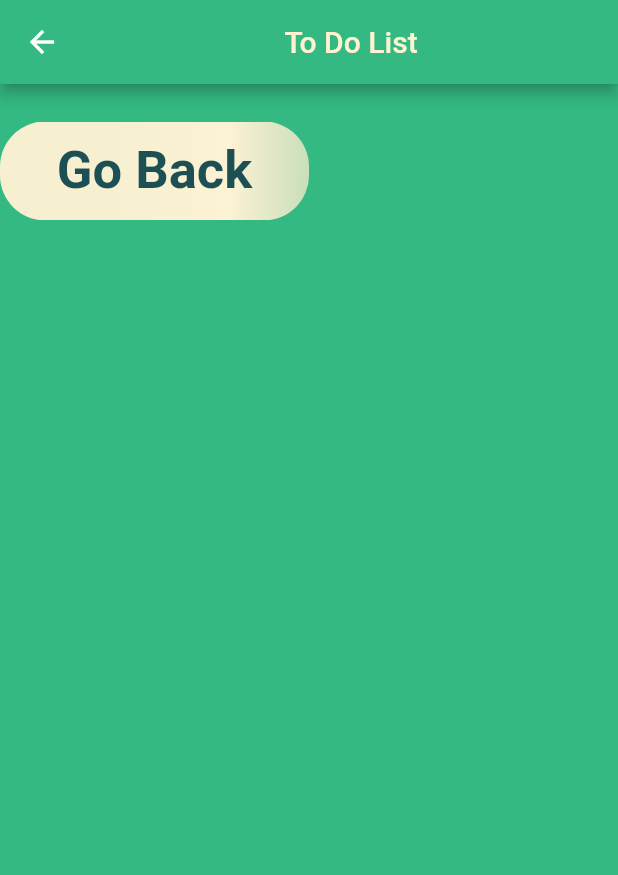
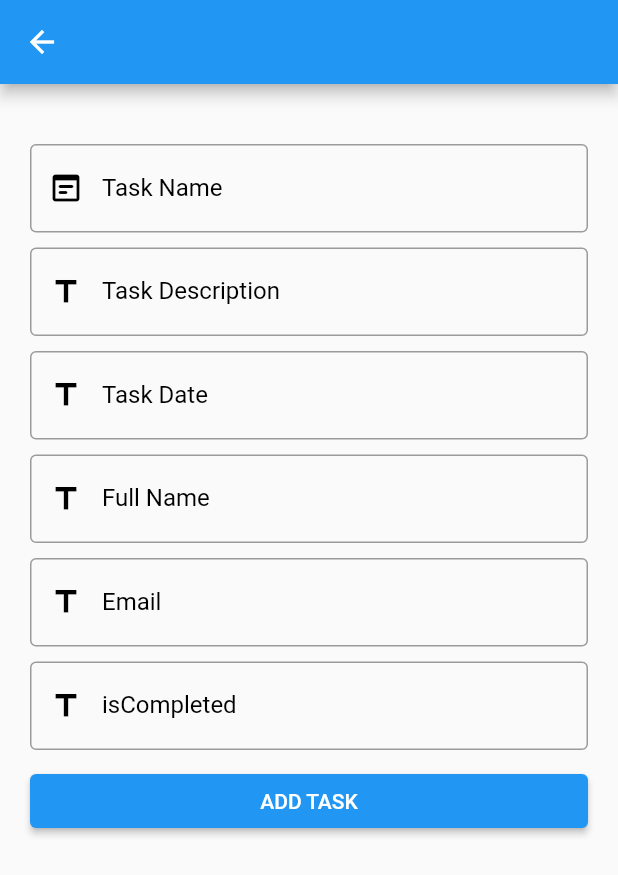
Before and after one commit to vasilesofron/vxs, a Flutter app: the screen it shows once a user with an empty profile is signed in, after a tap on "To Do List", on a phone screen of 412 x 824 dp. Shown: the top 875 px of the screen. Run offline on Flutter 3.47's test engine with Material 2 defaults, Android fonts, the phone set to English and light mode, and no system bars; our stand-ins replace cloud_firestore, firebase_auth, firebase_core, get; missing offline and left inert: dart:ffi; accounts and stored records are empty.

Commit message:
Added Task BackEnd

```diff
--- /dev/null
+++ b/lib/nav_screens/to_do/task_class.dart
@@ -0,0 +1,7 @@
+class Task {
+  final String? name;
+  final String? description;
+  final DateTime? createdAt;
+
+  Task({this.name, this.description, this.createdAt});
+}
--- /dev/null
+++ b/lib/nav_screens/to_do/task_page.dart
@@ -0,0 +1,123 @@
+// ignore_for_file: prefer_const_constructors
+
+import 'package:flutter/material.dart';
+import 'package:cloud_firestore/cloud_firestore.dart';
+
+class Task {
+  String taskName = "something";
+  String taskDescription = "something";
+  bool isComplete;
+
+  Task(
+      {required this.taskName,
+      required this.taskDescription,
+      required this.isComplete});
+}
+
+class TaskPage extends StatefulWidget {
+  @override
+  _TaskPageState createState() => _TaskPageState();
+}
+
+class _TaskPageState extends State<TaskPage> {
+  final FirebaseFirestore _firestore = FirebaseFirestore.instance;
+  List<Task> _tasks = [];
+
+  @override
+  Widget build(BuildContext context) {
+    return Scaffold(
+      appBar: AppBar(
+        title: Text('Task Manager'),
+      ),
+      body: StreamBuilder<QuerySnapshot>(
+        stream: _firestore.collection('tasks').snapshots(),
+        builder: (context, AsyncSnapshot snapshot) {
+          if (!snapshot.hasData) {
+            return Center(
+              child: CircularProgressIndicator(),
+            );
+
+
+          }
+          _tasks = [];
+          for (var task in snapshot.data?.docs) {
+            _tasks.add(Task(
+              taskName: task['taskName'],
+              taskDescription: task['taskDescription'],
+              isComplete: task['isComplete'],
+            ));
+          }
+
+          return ListView.builder(
+            itemCount: _tasks.length,
+            itemBuilder: (context, index) {
+              return ListTile(
+                title: Text(_tasks[index].taskName),
+                subtitle: Text(_tasks[index].taskDescription),
+                trailing: Checkbox(
+                  value: _tasks[index].isComplete,
+                  onChanged: (value) {
+                    setState(() {
+                      _tasks[index].isComplete = value!;
+                      var task;
+                      _firestore
+                          .collection('tasks')
+                          .doc(task.documentID)
+                          .update({'isComplete': value});
+                    });
+                  },
+                ),
+              );
+            },
+          );
+        },
+      ),
+      floatingActionButton: FloatingActionButton(
+        onPressed: () {
+          showDialog(
+            context: context,
+            builder: (context) {
+              late String taskName;
+              late String taskDescription;
+              return AlertDialog(
+                title: Text('Create New Task'),
+                content: Column(
+                  mainAxisSize: MainAxisSize.min,
+                  children: <Widget>[
+                    TextField(
+                      decoration: InputDecoration(hintText: 'Task Name'),
+                      onChanged: (value) => taskName = value,
+                    ),
+                    SizedBox(height: 10),
+                    TextField(
+                      decoration: InputDecoration(hintText: 'Task Description'),
+                      onChanged: (value) => taskDescription = value,
+                    ),
+                  ],
+                ),
+                actions: <Widget>[
+                  TextButton(
+                    child: Text('Cancel'),
+                    onPressed: () => Navigator.pop(context),
+                  ),
+                  TextButton(
+                    child: Text('Create'),
+                    onPressed: () async {
+                      await _firestore.collection('tasks').add({
+                        'taskName': taskName,
+                        'taskDescription': taskDescription,
+                        'isComplete': false,
+                      });
+                      Navigator.pop(context);
+                    },
+                  ),
+                ],
+              );
+            },
+          );
+        },
+        child: Icon(Icons.add),
+      ),
+    );
+  }
+}
--- /dev/null
+++ b/lib/nav_screens/to_do/task_repository.dart
@@ -0,0 +1,29 @@
+import 'package:cloud_firestore/cloud_firestore.dart';
+import 'package:flutter/material.dart';
+import 'package:get/get.dart';
+import 'package:vxs/nav_screens/to_do/to_do_model.dart';
+
+class TaskRepository extends GetxController {
+  static TaskRepository get instance => Get.find();
+
+  final _db = FirebaseFirestore.instance;
+
+  createTask(TaskModel task) async {
+    await _db
+        .collection("task")
+        .add(task.toJson())
+        .whenComplete(
+          () => Get.snackbar("Succes", "Your task has been added.",
+              snackPosition: SnackPosition.BOTTOM,
+              backgroundColor: Colors.green.withOpacity(0.1),
+              colorText: Colors.green),
+        )
+        .catchError((error, StackTrace) {
+      Get.snackbar("Error", "Something went wrong. Try again.",
+          snackPosition: SnackPosition.BOTTOM,
+          backgroundColor: Colors.redAccent.withOpacity(0.1),
+          colorText: Colors.red);
+      print(error.toString());
+    });
+  }
+}
--- /dev/null
+++ b/lib/nav_screens/to_do/to_do_FINAL.dart
@@ -0,0 +1,195 @@
+import 'package:flutter/cupertino.dart';
+import 'package:flutter/material.dart';
+
+import 'package:flutter/src/widgets/container.dart';
+import 'package:flutter/src/widgets/framework.dart';
+import 'package:get/get.dart';
+import 'package:vxs/nav_screens/to_do/to_do_controller.dart';
+import 'package:vxs/nav_screens/to_do/to_do_model.dart';
+
+class TaskAdd extends StatefulWidget {
+  const TaskAdd({super.key});
+
+  @override
+  State<TaskAdd> createState() => _TaskAddState();
+}
+
+class _TaskAddState extends State<TaskAdd> {
+  @override
+  Widget build(BuildContext context) {
+    final controller = Get.put(TaskController());
+    final formKey = GlobalKey<FormState>();
+    return SafeArea(
+      child: Scaffold(
+        appBar: AppBar(),
+        body: SingleChildScrollView(
+          child: Container(
+            padding: const EdgeInsets.all(20),
+            child: Column(
+              children: [
+                Container(
+                  padding: const EdgeInsets.symmetric(vertical: 20),
+                  child: Form(
+                    key: formKey,
+                    child: Column(
+                      crossAxisAlignment: CrossAxisAlignment.start,
+                      children: [
+                        TextFormField(
+                          controller: controller.taskName,
+                          decoration: const InputDecoration(
+                              label: Text('Task Name'),
+                              prefixIcon: Icon(
+                                Icons.wysiwyg_rounded,
+                                color: Colors.black,
+                              ),
+                              border: OutlineInputBorder(),
+                              labelStyle: TextStyle(
+                                color: Colors.black,
+                              ),
+                              focusedBorder: OutlineInputBorder(
+                                  borderSide: BorderSide(
+                                width: 2.0,
+                                color: Colors.black,
+                              ))),
+                        ),
+                        const SizedBox(
+                          height: 10,
+                        ),
+                        TextFormField(
+                          controller: controller.taskDescription,
+                          decoration: const InputDecoration(
+                              label: Text('Task Description'),
+                              prefixIcon: Icon(
+                                Icons.title,
+                                color: Colors.black,
+                              ),
+                              border: OutlineInputBorder(),
+                              labelStyle: TextStyle(
+                                color: Colors.black,
+                              ),
+                              focusedBorder: OutlineInputBorder(
+                                  borderSide: BorderSide(
+                                width: 2.0,
+                                color: Colors.black,
+                              ))),
+                        ),
+                        const SizedBox(
+                          height: 10,
+                        ),
+                        TextFormField(
+                          controller: controller.date,
+                          decoration: const InputDecoration(
+                              label: Text('Task Date'),
+                              prefixIcon: Icon(
+                                Icons.title,
+                                color: Colors.black,
+                              ),
+                              border: OutlineInputBorder(),
+                              labelStyle: TextStyle(
+                                color: Colors.black,
+                              ),
+                              focusedBorder: OutlineInputBorder(
+                                  borderSide: BorderSide(
+                                width: 2.0,
+                                color: Colors.black,
+                              ))),
+                        ),
+                        const SizedBox(
+                          height: 10,
+                        ),
+                        TextFormField(
+                          controller: controller.fullName,
+                          decoration: const InputDecoration(
+                              label: Text('Full Name'),
+                              prefixIcon: Icon(
+                                Icons.title,
+                                color: Colors.black,
+                              ),
+                              border: OutlineInputBorder(),
+                              labelStyle: TextStyle(
+                                color: Colors.black,
+                              ),
+                              focusedBorder: OutlineInputBorder(
+                                  borderSide: BorderSide(
+                                width: 2.0,
+                                color: Colors.black,
+                              ))),
+                        ),
+                        const SizedBox(
+                          height: 10,
+                        ),
+                        TextFormField(
+                          controller: controller.email,
+                          decoration: const InputDecoration(
+                              label: Text('Email'),
+                              prefixIcon: Icon(
+                                Icons.title,
+                                color: Colors.black,
+                              ),
+                              border: OutlineInputBorder(),
+                              labelStyle: TextStyle(
+                                color: Colors.black,
+                              ),
+                              focusedBorder: OutlineInputBorder(
+                                  borderSide: BorderSide(
+                                width: 2.0,
+                                color: Colors.black,
+                              ))),
+                        ),
+                        const SizedBox(
+                          height: 10,
+                        ),
+                        TextFormField(
+                          controller: controller.isCompleted,
+                          decoration: const InputDecoration(
+                              label: Text('isCompleted'),
+                              prefixIcon: Icon(
+                                Icons.title,
+                                color: Colors.black,
+                              ),
+                              border: OutlineInputBorder(),
+                              labelStyle: TextStyle(
+                                color: Colors.black,
+                              ),
+                              focusedBorder: OutlineInputBorder(
+                                  borderSide: BorderSide(
+                                width: 2.0,
+                                color: Colors.black,
+                              ))),
+                        ),
+                        const SizedBox(
+                          height: 10,
+                        ),
+                        SizedBox(
+                            width: double.infinity,
+                            child: ElevatedButton(
+                                onPressed: () {
+                                  if (formKey.currentState!.validate()) {
+                                    final task = TaskModel(
+                                        email: controller.email.text.trim(),
+                                        fullName:
+                                            controller.fullName.text.trim(),
+                                        isCompleted:
+                                            controller.isCompleted.text.trim(),
+                                        date: controller.date.text.trim(),
+                                        taskName:
+                                            controller.taskName.text.trim(),
+                                        taskDescription: controller
+                                            .taskDescription.text
+                                            .trim());
+                                        TaskController.instance.createTask(task);
+                                  }
+                                },
+                                child: const Text('ADD TASK'))),
+                      ],
+                    ),
+                  ),
+                )
+              ],
+            ),
+          ),
+        ),
+      ),
+    );
+  }
+}
--- a/lib/nav_screens/to_do/to_do_controller.dart
+++ b/lib/nav_screens/to_do/to_do_controller.dart
@@ -1,5 +1,25 @@
+
+import 'package:flutter/cupertino.dart';
 import 'package:get/get.dart';
+import 'package:vxs/nav_screens/to_do/task_repository.dart';
+import 'package:vxs/nav_screens/to_do/to_do_model.dart';
 
-class ToDoListController extends GetxController{
+class TaskController extends GetxController{
+  static TaskController get instance => Get.find();
+
+
+  //TextField Controllers to get data from TextFields
+  final taskName = TextEditingController();
+  final taskDescription = TextEditingController();
+  final date = TextEditingController();
+  final fullName = TextEditingController();
+  final email = TextEditingController();
+  final isCompleted = TextEditingController();
+
+  final taskRepo = Get.put(TaskRepository());
+
+  Future<void> createTask(TaskModel task) async{
+    await taskRepo.createTask(task);
+  }
 
 }
--- /dev/null
+++ b/lib/nav_screens/to_do/to_do_model.dart
@@ -0,0 +1,34 @@
+class TaskModel {
+  final String? id;
+  final String? fullName;
+  final String? date;
+  final String? isCompleted;
+  final String? email;
+  final String? taskName;
+  final String? taskDescription;
+
+
+
+  const TaskModel({
+    this.id,
+    required this.email,
+    required this.fullName,
+    required this.isCompleted,
+    required this.date,
+    required this.taskName,
+    required this.taskDescription,
+  });
+
+
+toJson(){
+  return {
+    "FullName": fullName,
+    "Email": email,
+    "Date": date,
+    "Completed": isCompleted,
+    "TaskName": taskName,
+    "TaskDescription": taskDescription,
+
+  };
+}
+}
--- a/lib/repository/user_repository.dart
+++ b/lib/repository/user_repository.dart
@@ -8,8 +8,8 @@ class UserRepository extends GetxController{
 
 final _db = FirebaseFirestore.instance;
 
-createUser(UserModel user){
-  _db.collection("Profile").add(user.toJson()).whenComplete(
+createUser(UserModel user) async {
+   await _db.collection("Profile").add(user.toJson()).whenComplete(
     () => Get.snackbar("Succes", "Your profile has been updated!",
     snackPosition: SnackPosition.BOTTOM,
     backgroundColor: Colors.green.withOpacity(0.1),
--- a/lib/welcome/welcome_page.dart
+++ b/lib/welcome/welcome_page.dart
@@ -12,7 +12,10 @@ import 'package:vxs/nav_screens/farm/farm.dart';
 import 'package:vxs/nav_screens/home/home.dart';
 import 'package:vxs/nav_screens/nav_dashboard/nav_dashboard.dart';
 import 'package:vxs/nav_screens/profile/profile.dart';
+import 'package:vxs/nav_screens/to_do/task_page.dart';
 import 'package:vxs/nav_screens/to_do/to_do.dart';
+import 'package:vxs/nav_screens/to_do/to_do_FINAL.dart';
+import 'package:vxs/nav_screens/to_do/to_do_page_test.dart';
 import 'package:vxs/recipes/recipes.dart';
 
 import '../navigation/custom_animated_bottom_bar.dart';
@@ -127,7 +130,7 @@ class _WelcomePageState extends State<WelcomePage> {
             ),
             GestureDetector(
               onTap: () {
-                Get.to(ToDoList());
+                Get.to(TaskAdd());
               },
               child: Container(
                 width: w * 0.9,
```
Also changed, not shown: lib/nav_screens/profile/user.dart (+12 -0 lines), lib/nav_screens/to_do/to_do.dart (+98 -1 lines), lib/nav_screens/to_do/to_do_page_test.dart (added, +88 -0 lines).
